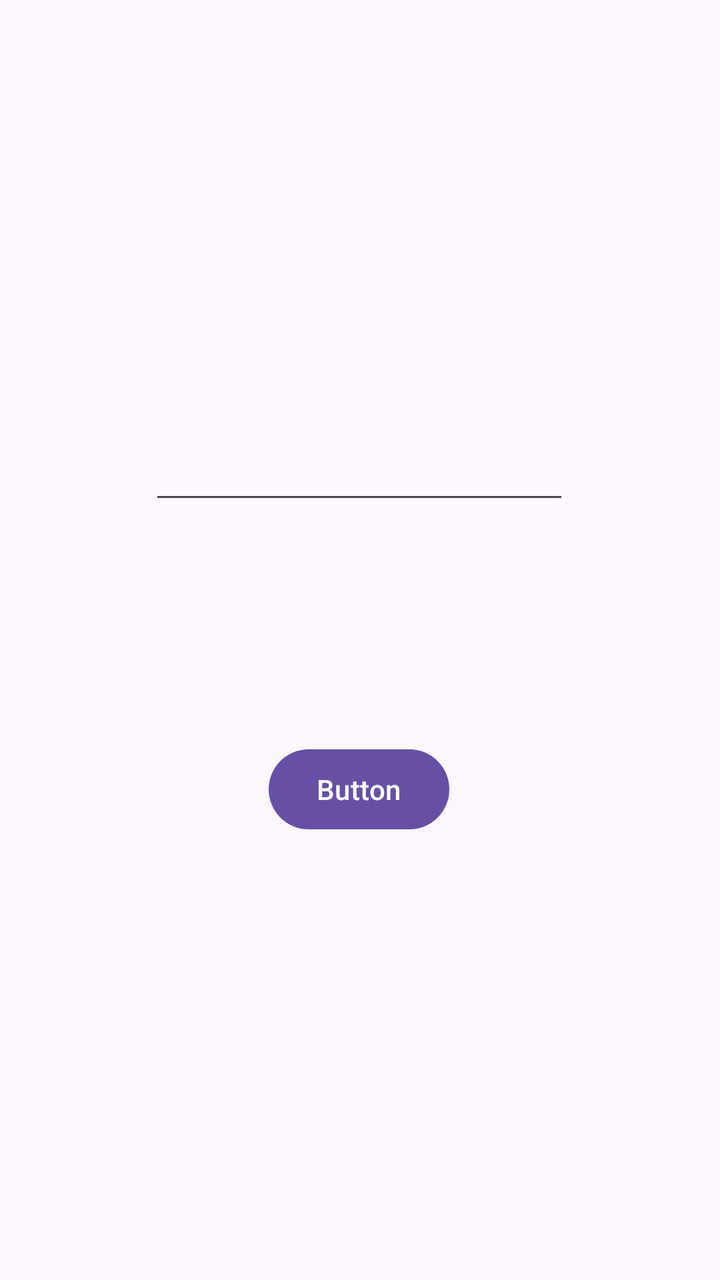
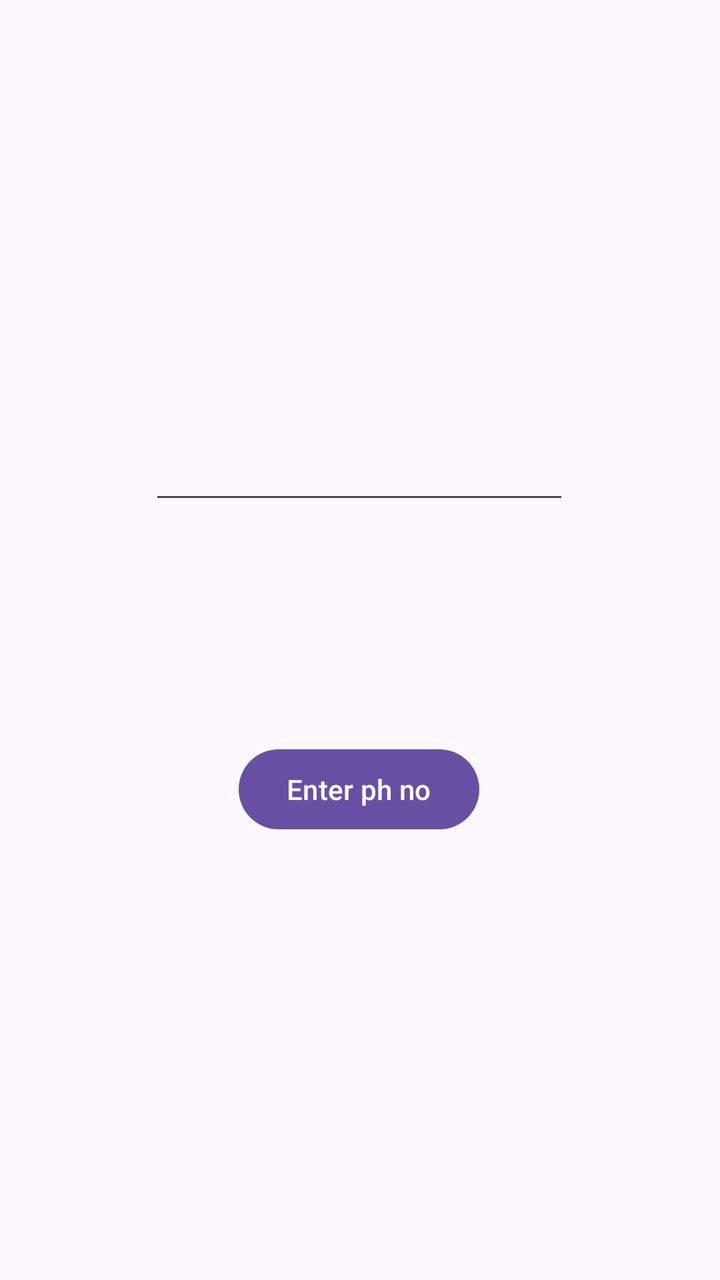

Compare the two renders of this Android layout. The source of the first and the diff that turns it into the second are given below.
<!-- AndroidManifest.xml: application theme Theme.PhoneCall -->
<!-- res/layout/activity_main.xml -->
<?xml version="1.0" encoding="utf-8"?>
<androidx.constraintlayout.widget.ConstraintLayout xmlns:android="http://schemas.android.com/apk/res/android"
    xmlns:app="http://schemas.android.com/apk/res-auto"
    xmlns:tools="http://schemas.android.com/tools"
    android:id="@+id/main"
    android:layout_width="match_parent"
    android:layout_height="match_parent"
    tools:context=".MainActivity">

    <Button
        android:id="@+id/b1"
        android:layout_width="wrap_content"
        android:layout_height="wrap_content"
        android:text="Button"
        app:layout_constraintBottom_toBottomOf="parent"
        app:layout_constraintEnd_toEndOf="parent"
        app:layout_constraintHorizontal_bias="0.498"
        app:layout_constraintStart_toStartOf="parent"
        app:layout_constraintTop_toTopOf="parent"
        app:layout_constraintVertical_bias="0.626" />

    <EditText
        android:id="@+id/e1"
        android:layout_width="wrap_content"
        android:layout_height="wrap_content"
        android:ems="10"
        android:inputType="phone"
        app:layout_constraintBottom_toBottomOf="parent"
        app:layout_constraintEnd_toEndOf="parent"
        app:layout_constraintHorizontal_bias="0.497"
        app:layout_constraintStart_toStartOf="parent"
        app:layout_constraintTop_toTopOf="parent"
        app:layout_constraintVertical_bias="0.36" />

</androidx.constraintlayout.widget.ConstraintLayout>
<!-- resources referenced by this layout -->
<resources>
  <style name="Theme.PhoneCall" parent="Base.Theme.PhoneCall" />
  <style name="Base.Theme.PhoneCall" parent="Theme.Material3.DayNight.NoActionBar">
          
          
      </style>
</resources>

<!-- the commit's change to res/layout/activity_main.xml (unified diff, before → after) -->
@@ -11,7 +11,7 @@
         android:id="@+id/b1"
         android:layout_width="wrap_content"
         android:layout_height="wrap_content"
-        android:text="Button"
+        android:text="Enter ph no"
         app:layout_constraintBottom_toBottomOf="parent"
         app:layout_constraintEnd_toEndOf="parent"
         app:layout_constraintHorizontal_bias="0.498"
